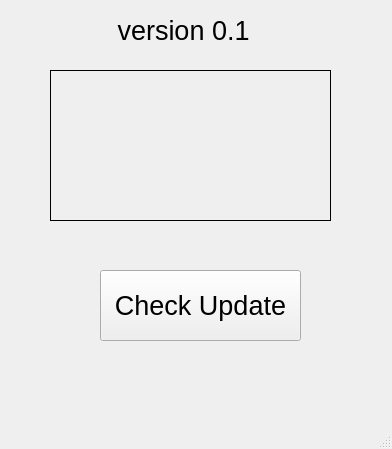
This is gui.ui in kyoko9000/49.-Update-app as Qt 5 draws it before an edit. The edited form follows.
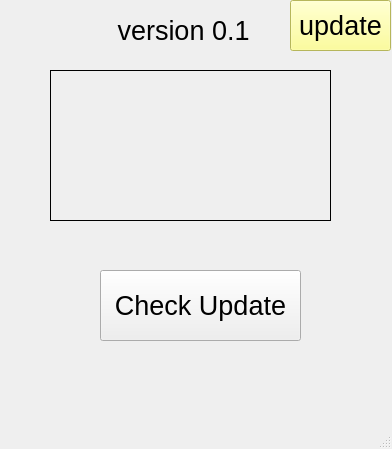
This is the edited form.

```diff
--- a/gui.ui
+++ b/gui.ui
@@ -71,6 +71,27 @@
      <string> version 0.1</string>
     </property>
    </widget>
+   <widget class="QPushButton" name="pushButton_2">
+    <property name="geometry">
+     <rect>
+      <x>290</x>
+      <y>0</y>
+      <width>101</width>
+      <height>51</height>
+     </rect>
+    </property>
+    <property name="font">
+     <font>
+      <pointsize>20</pointsize>
+     </font>
+    </property>
+    <property name="styleSheet">
+     <string notr="true">background-color: rgb(255, 255, 127);</string>
+    </property>
+    <property name="text">
+     <string>update</string>
+    </property>
+   </widget>
   </widget>
   <widget class="QMenuBar" name="menubar">
    <property name="geometry">
```
